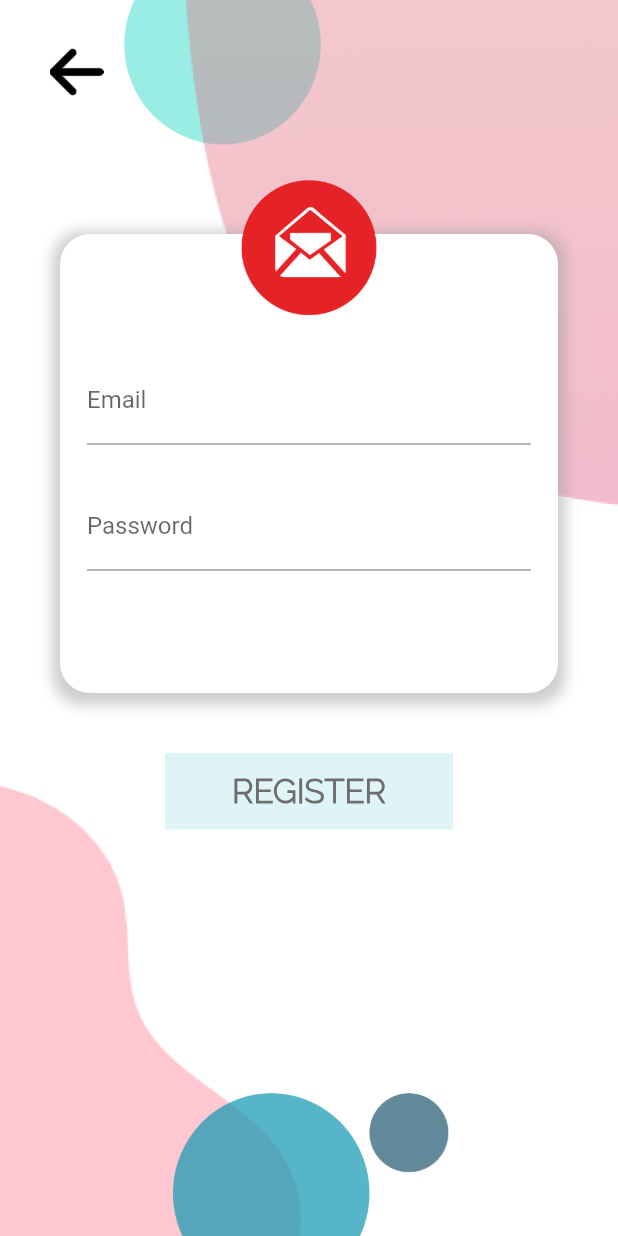
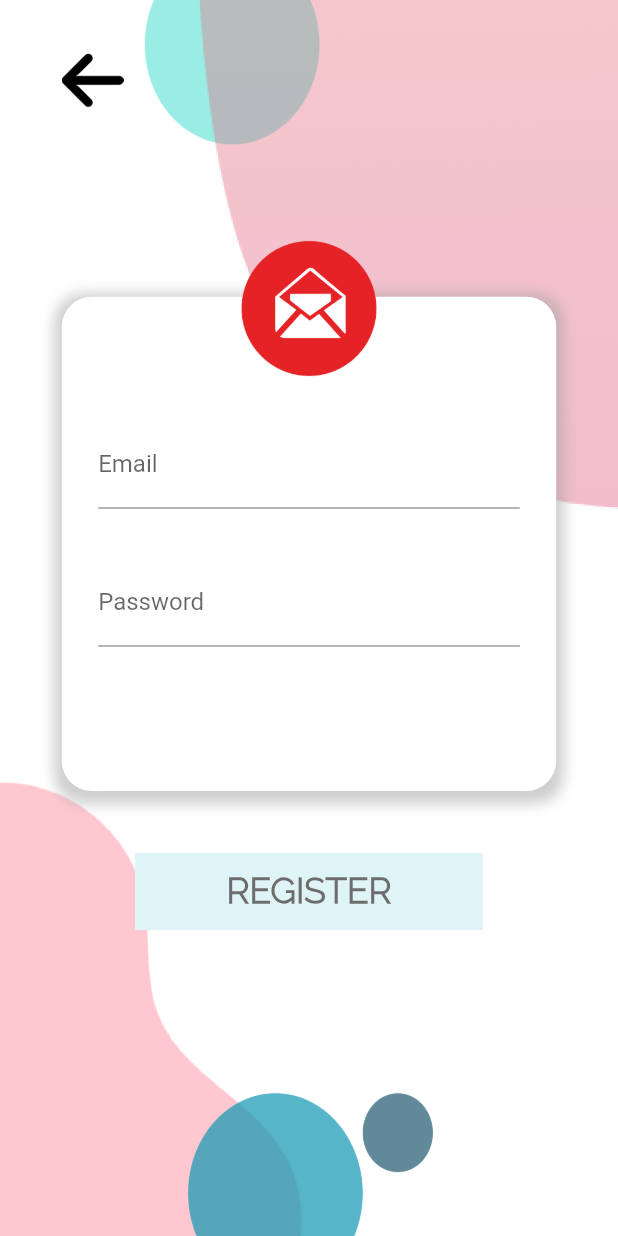
Before and after one commit to IrmaFirma/Cocu-App, a Flutter app: the screen it shows after launch, after a tap on "Get started with Email", on a phone screen of 412 x 824 dp. Run offline on Flutter 3.47's test engine with Material 2 defaults, Android fonts, the phone set to English and light mode, and no system bars; our stand-ins replace circular_check_box, cloud_firestore, date_picker_timeline, firebase_auth, firebase_core, flutter_slidable and 3 more; missing offline and left inert: cloud_firestore_web, firebase_auth_web, firebase_core_web, google_sign_in_web, shared_preferences_web; accounts and stored records are empty; network calls fail.

Commit message:
Media Query and Design

```diff
--- a/lib/app/view/authentication_screens/auth_widgets/email_form_card.dart
+++ b/lib/app/view/authentication_screens/auth_widgets/email_form_card.dart
@@ -14,11 +14,13 @@ class MyCard extends StatelessWidget {
 
   @override
   Widget build(BuildContext context) {
+    double height = MediaQuery.of(context).size.height;
+    double width = MediaQuery.of(context).size.width;
     return SingleChildScrollView(
       child: Container(
-        width: 332,
-        height: 306,
-        margin: EdgeInsets.all(40.0),
+        width: width*0.9,
+        height: height*0.4,
+        margin: EdgeInsets.all(width/10),
         decoration: BoxDecoration(
           borderRadius: BorderRadius.all(Radius.circular(20.0)),
           color: Colors.white,
@@ -31,11 +33,10 @@ class MyCard extends StatelessWidget {
             ),
           ],
         ),
-        child: Column(
-          mainAxisAlignment: MainAxisAlignment.center,
+        child: ListView(
           children: [
             Padding(
-              padding: const EdgeInsets.all(18.0),
+              padding: EdgeInsets.only(left: width/17, right: width/17, top: width/5),
               child: Form(
                 key: formKey,
                 child: Column(
@@ -47,7 +48,7 @@ class MyCard extends StatelessWidget {
                           labelText: 'Email', hintText: 'cocu@cocu.com'),
                     ),
                     SizedBox(
-                      height: 25,
+                      height: height/25,
                     ),
                     TextFormField(
                       obscureText: true,
--- a/lib/app/view/authentication_screens/auth_widgets/email_widget.dart
+++ b/lib/app/view/authentication_screens/auth_widgets/email_widget.dart
@@ -16,24 +16,25 @@ class EmailWidget extends StatelessWidget {
 
   @override
   Widget build(BuildContext context) {
+    double height = MediaQuery.of(context).size.height;
+    double width = MediaQuery.of(context).size.width;
     return Container(
       child: ListView(
         children: [
-          Padding(
-            padding: const EdgeInsets.only(top: 30, right: 310),
-            child: GestureDetector(
-              onTap: () => Navigator.of(context).pop(),
+          GestureDetector(
+            onTap: () => Navigator.of(context).pop(),
+            child: Padding(
+              padding: EdgeInsets.only(right: width*0.7, top: height/25),
               child: Container(
-                height: 36,
-                width: 36,
+                height: height/20,
+                width: width/20,
                 child: Image.asset('assets/arrow.png'),
               ),
             ),
           ),
           Padding(
-            padding: const EdgeInsets.only(top: 50),
+            padding: EdgeInsets.only(top: height/10),
             child: Container(
-              alignment: Alignment.center,
               child: Stack(
                 alignment: Alignment.topCenter,
                 children: [
@@ -46,9 +47,9 @@ class EmailWidget extends StatelessWidget {
           GestureDetector(
             onTap: () => onSignIn(),
             child: Padding(
-              padding: const EdgeInsets.only(left: 110, right: 110),
+              padding: const EdgeInsets.only(left: 90, right: 90),
               child: Container(
-                  height: 51,
+                  height: width/8,
                   decoration: BoxDecoration(
                     color: Color(0xFFDFF4F6),
                   ),
@@ -59,7 +60,7 @@ class EmailWidget extends StatelessWidget {
                       Text(buttonText,
                           style: TextStyle(
                               color: Color(0xFF6E6C6C),
-                              fontSize: 22,
+                              fontSize: height/35,
                               fontWeight: FontWeight.w600,
                               fontFamily: 'Raleway')),
                     ],
--- a/lib/app/view/authentication_screens/email_sign_in_page.dart
+++ b/lib/app/view/authentication_screens/email_sign_in_page.dart
@@ -62,7 +62,7 @@ class _LoginScreenState extends State<LoginScreen> {
         decoration: BoxDecoration(
           image: DecorationImage(
             image: AssetImage('assets/signInBack.png'),
-            fit: BoxFit.cover,
+            fit: BoxFit.fill,
           ),
         ),
         child: Container(
--- a/lib/app/view/authentication_screens/email_sign_up_page.dart
+++ b/lib/app/view/authentication_screens/email_sign_up_page.dart
@@ -41,6 +41,7 @@ class RegisterScreen extends StatelessWidget {
   Widget build(BuildContext context) {
     precacheImage(const AssetImage('assets/signInBack.png'), context);
     precacheImage(const AssetImage('assets/email.png'), context);
+    double h = MediaQuery.of(context).size.height;
     final AuthProvider _authProvider =
         Provider.of<AuthProvider>(context, listen: true);
     return Scaffold(
@@ -49,7 +50,7 @@ class RegisterScreen extends StatelessWidget {
         decoration: BoxDecoration(
           image: DecorationImage(
             image: AssetImage('assets/signInBack.png'),
-            fit: BoxFit.cover,
+            fit: BoxFit.fill,
           ),
         ),
         child: Container(
--- a/lib/app/view/goals_habits/goals_page.dart
+++ b/lib/app/view/goals_habits/goals_page.dart
@@ -86,7 +86,7 @@ class _GoalPageState extends State<GoalPage> {
             image: AssetImage('assets/goalBack.png') != null
                 ? DecorationImage(
                     image: AssetImage('assets/goalBack.png'),
-                    fit: BoxFit.cover,
+                    fit: BoxFit.fill,
                   )
                 : null,
           ),
--- a/lib/app/view/journal/journal_page.dart
+++ b/lib/app/view/journal/journal_page.dart
@@ -88,7 +88,7 @@ class _JournalPageState extends State<JournalPage> {
             image: AssetImage('assets/todoBack.png') != null
                 ? DecorationImage(
                     image: AssetImage('assets/todoBack.png'),
-                    fit: BoxFit.cover,
+                    fit: BoxFit.fill,
                   )
                 : null,
           ),
--- a/lib/app/view/todo/todo_page.dart
+++ b/lib/app/view/todo/todo_page.dart
@@ -119,7 +119,7 @@ class _TodoPageState extends State<TodoPage> {
             image: AssetImage('assets/todoBack.png') != null
                 ? DecorationImage(
                     image: AssetImage('assets/todoBack.png'),
-                    fit: BoxFit.cover,
+                    fit: BoxFit.fill,
                   )
                 : null,
           ),
--- a/lib/app/view/todo/todo_widgets/build_todo_home_widget.dart
+++ b/lib/app/view/todo/todo_widgets/build_todo_home_widget.dart
@@ -25,11 +25,14 @@ class BuildTodoHome extends StatelessWidget {
         Provider.of<TodoProvider>(context, listen: true).todoModels;
     final TodoProvider todoProvider =
         Provider.of<TodoProvider>(context, listen: true);
+    double h = MediaQuery.of(context).size.height;
+    double width = MediaQuery.of(context).size.width;
     return Column(
       mainAxisAlignment: MainAxisAlignment.center,
       children: <Widget>[
         Padding(
-          padding: const EdgeInsets.all(8.0),
+          padding: EdgeInsets.all(width / 35),
+          child: Container(
             child: DatePicker(
               DateTime.now(),
               initialSelectedDate: DateTime.now(),
@@ -39,23 +42,22 @@ class BuildTodoHome extends StatelessWidget {
                   color: Color(0xFF696b6e),
                   fontSize: 22,
                   fontWeight: FontWeight.bold),
-            height: 80,
+              height: h / 8,
             ),
           ),
-        SizedBox(height: 10),
+        ),
         Expanded(
           child: ListView(
             children: [
-              SizedBox(height: 15),
               todos.isEmpty
                   ? Column(
                       children: [
                         Padding(
-                          padding: const EdgeInsets.only(top: 60),
+                          padding: EdgeInsets.only(top: h / 10),
                           child: Container(
-                              height: 150,
-                              width: 150,
-                              child: Image.asset('assets/emptyTodo.png')),
+                              height: h / 5,
+                              width: width / 2,
+                              child: Image.asset('assets/list.png')),
                         ),
                         SizedBox(
                           height: 10,
@@ -86,9 +88,20 @@ class BuildTodoHome extends StatelessWidget {
                         return ClipRRect(
                           child: Row(
                             children: [
-                              Padding(
-                                padding: const EdgeInsets.only(
-                                    top: 10, left: 12, right: 12),
+                              Container(
+                                padding: leadingDate == '1' ||
+                                        leadingDate == '2' ||
+                                        leadingDate == '3' ||
+                                        leadingDate == '4' ||
+                                        leadingDate == '5' ||
+                                        leadingDate == '6' ||
+                                        leadingDate == '7' ||
+                                        leadingDate == '8' ||
+                                        leadingDate == '9'
+                                    ? EdgeInsets.only(
+                                        left: width / 19, right: width / 19)
+                                    : EdgeInsets.only(
+                                        left: width / 41, right: width / 41),
                                 child: Text(
                                   leadingDate,
                                   style: TextStyle(
@@ -99,8 +112,6 @@ class BuildTodoHome extends StatelessWidget {
                                 ),
                               ),
                               Expanded(
-                                child: Padding(
-                                  padding: const EdgeInsets.only(right: 10),
                                 child: Container(
                                   height: 75,
                                   child: Card(
@@ -129,7 +140,6 @@ class BuildTodoHome extends StatelessWidget {
                                                       (_) => showDialog(
                                                         context: context,
                                                         builder: (BuildContext
-
                                                             context) {
                                                           return Padding(
                                                             padding:
@@ -146,8 +156,8 @@ class BuildTodoHome extends StatelessWidget {
                                                                         .topCenter,
                                                                 children: [
                                                                   CongratulationsDialog(
-                                                                      todoName:
-                                                                          todo.title,
+                                                                    todoName: todo
+                                                                        .title,
                                                                   ),
                                                                   Avatar(
                                                                     photoURL:
@@ -164,15 +174,12 @@ class BuildTodoHome extends StatelessWidget {
                                                                 getInitialData(),
                                                           )
                                                           .catchError(
-                                                              (error) =>
-                                                                  Padding(
+                                                            (error) => Padding(
                                                               padding:
                                                                   const EdgeInsets
                                                                           .only(
-                                                                        top:
-                                                                            50),
-                                                                child:
-                                                                    Container(
+                                                                      top: 50),
+                                                              child: Container(
                                                                 alignment:
                                                                     Alignment
                                                                         .center,
@@ -270,7 +277,6 @@ class BuildTodoHome extends StatelessWidget {
                                   ),
                                 ),
                               ),
-                              ),
                             ],
                           ),
                         );
--- a/lib/app/view/user_info_page.dart
+++ b/lib/app/view/user_info_page.dart
@@ -113,7 +113,7 @@ class _UserInfoPageState extends State<UserInfoPage> {
             decoration: BoxDecoration(
               image: DecorationImage(
                 image: AssetImage('assets/userBack.png'),
-                fit: BoxFit.cover,
+                fit: BoxFit.fill,
               ),
             ),
             child: Padding(
--- a/lib/app/view/welcome_page.dart
+++ b/lib/app/view/welcome_page.dart
@@ -32,11 +32,11 @@ class WelcomePage extends StatelessWidget {
             builder: (context) => LoginScreen(), fullscreenDialog: true));
   }
 
-  Future<void> signInWithGoogle(BuildContext context,
-      AuthProvider authProvider) async {
+  Future<void> signInWithGoogle(
+      BuildContext context, AuthProvider authProvider) async {
     try {
       await authProvider.signInWithGoogle(context: context).then(
-            (_) async {
+        (_) async {
           Navigator.of(context).push(
             MaterialPageRoute(
               builder: (context) => TodoPage(),
@@ -50,23 +50,24 @@ class WelcomePage extends StatelessWidget {
     }
   }
 
-
   @override
   Widget build(BuildContext context) {
     precacheImage(const AssetImage('assets/welcomeBackk.jpg'), context);
     final AuthProvider _authProvider =
-    Provider.of<AuthProvider>(context, listen: true);
+        Provider.of<AuthProvider>(context, listen: true);
+    //media query height
+    double height = MediaQuery.of(context).size.height;
     return Scaffold(
       resizeToAvoidBottomInset: false,
       backgroundColor: Colors.grey[200],
       body: Container(
           decoration: BoxDecoration(
               image: DecorationImage(
-                image: const AssetImage('assets/welcomeBackk.jpg'),
-                fit: BoxFit.cover,
-              )),
+            image: const AssetImage('assets/welcomeBackk.jpg'),
+            fit: BoxFit.fill,
+          )),
           child: Container(
-              padding: EdgeInsets.only(top: 430),
+            padding: EdgeInsets.only(top: height * 0.55),
               child: BuildWelcome(
                 onSignIn: () => _navigateToLoginWithEmail(context),
                 onGoogle: () => signInWithGoogle(context, _authProvider),
--- a/lib/main.dart
+++ b/lib/main.dart
@@ -1,25 +1,63 @@
 import 'package:firebase_core/firebase_core.dart';
 import 'package:flutter/material.dart';
+import 'package:flutter/services.dart';
 import 'package:provider/provider.dart';
+import 'package:splashscreen/splashscreen.dart';
 import 'package:working_project/app/providers/auth_provider.dart';
 import 'package:working_project/app/providers/goal_provider.dart';
 import 'package:working_project/app/providers/habits_provider.dart';
 import 'package:working_project/app/providers/journal_provider.dart';
 import 'package:working_project/app/providers/todo_provider.dart';
-import 'package:working_project/app/view/cocu_splash.dart';
+import 'package:working_project/app/utils/shared_preferences.dart';
+
+import 'app/view/todo/todo_page.dart';
+import 'app/view/welcome_page.dart';
 
 Future<void> main() async {
   WidgetsFlutterBinding.ensureInitialized();
   await Firebase.initializeApp();
+  SystemChrome.setPreferredOrientations([
+    DeviceOrientation.portraitUp,
+    DeviceOrientation.portraitDown,
+  ]);
   runApp(MyApp());
 }
 
+//TODO QUERY TOUCH UPS
+//TODO RENAME APP FILES AND NAMES
+//TODO REFACTOR DESIGN AND LOGIC
+//TODO GOAL MAKEOVER
+//TODO JOURNAL MAKEOVER
+//TODO HABIT MAKEOVER
+//TODO HOME MAKEOVER
+//TODO SIGN IN SIGN UP TOUCH UP
+//TODO PAGE ANOTHER CALENDAR STYLE, LIST TODO FRESH UP
 class MyApp extends StatefulWidget {
   @override
   _MyAppState createState() => _MyAppState();
 }
 
 class _MyAppState extends State<MyApp> {
+  bool isLogged = false;
+
+  SharedPrefs sharedPrefs = SharedPrefs();
+
+  Future<void> autoLogin() async {
+    final String userId = await sharedPrefs.readUserID();
+    if (userId.isNotEmpty) {
+      sharedPrefs.setIsLoggedTrue();
+      isLogged = await sharedPrefs.readIsLogged();
+      return;
+    }
+  }
+
+  @override
+  void initState() {
+    // TODO: implement initState
+    super.initState();
+    autoLogin().then((_) => setState(() {}));
+  }
+
   @override
   Widget build(BuildContext context) {
     return MultiProvider(
@@ -36,7 +74,16 @@ class _MyAppState extends State<MyApp> {
             create: (BuildContext context) => HabitProvider()),
       ],
       child: MaterialApp(
-        home: CocuSplash(),
+        home: SplashScreen(
+            seconds: 3,
+            navigateAfterSeconds: isLogged
+                ? TodoPage()
+                :  WelcomePageBuilder(),
+            image: Image.asset('assets/cocuBack.png'),
+            backgroundColor: Color(0xFF6FCED5),
+            styleTextUnderTheLoader: new TextStyle(),
+            photoSize: 200.0,
+            loaderColor: Colors.white),
       ),
     );
   }
--- a/lib/widgets/welcome_widgets/sign_in_widget.dart
+++ b/lib/widgets/welcome_widgets/sign_in_widget.dart
@@ -14,16 +14,18 @@ class BuildWelcome extends StatelessWidget {
 
   @override
   Widget build(BuildContext context) {
-    return Container(
+    double width = MediaQuery.of(context).size.width;
+    double height = MediaQuery.of(context).size.height;
+    return Padding(
+      padding: EdgeInsets.only(left: width / 7, right: width / 7),
+      child: Container(
         child: Column(
-        children: [
-          Column(
           children: [
             Text(
               'Welcome to Cocu',
               style: TextStyle(
                   color: Color(0xFF505050),
-                    fontSize: 30,
+                  fontSize: height / 25,
                   fontFamily: 'Segoe'),
             ),
             Text(
@@ -31,19 +33,15 @@ class BuildWelcome extends StatelessWidget {
               style: TextStyle(
                   color: Color(0xFF6E6C6C),
                   fontFamily: 'Segoe',
-                    fontSize: 20),
-              ),
-            ],
+                  fontSize: height / 40),
             ),
             SizedBox(
-            height: 25,
+              height: height/30,
             ),
-          Padding(
-            padding: EdgeInsets.only(left: 50, right: 50),
-            child: GestureDetector(
+            GestureDetector(
               onTap: () => onGoogle(),
               child: Container(
-                  height: 51,
+                  height: width / 8,
                   decoration: BoxDecoration(
                     color: Color(0xFF6FCED5),
                     boxShadow: [
@@ -62,10 +60,9 @@ class BuildWelcome extends StatelessWidget {
                       Row(
                         children: [
                           Container(
-                            padding: EdgeInsets.only(left: 15),
-                            child: Image.asset('assets/google.png'),
-                            height: 45,
-                            width: 45,
+                            child: Text(''), //TODO GOOGLE ICON
+                            height: height / 16,
+                            width: width / 16,
                           ),
                           SizedBox(
                             width: 15,
@@ -73,23 +70,20 @@ class BuildWelcome extends StatelessWidget {
                           Text('Get started with Google',
                               style: TextStyle(
                                   color: Color(0xFFf7f5f5),
-                                  fontSize: 18,
+                                  fontSize: height / 45,
                                   fontFamily: 'Segoe')),
                         ],
                       ),
                     ],
                   )),
             ),
+            SizedBox(
+              height: height/45,
             ),
-          SizedBox(
-            height: 15,
-          ),
-          Padding(
-            padding: EdgeInsets.only(left: 50, right: 50),
-            child: GestureDetector(
+            GestureDetector(
               onTap: () => onRegister(),
               child: Container(
-                  height: 51,
+                  height: width / 8,
                   decoration: BoxDecoration(
                     color: Color(0xFF6FCED5),
                     boxShadow: [
@@ -108,10 +102,9 @@ class BuildWelcome extends StatelessWidget {
                       Row(
                         children: [
                           Container(
-                            padding: EdgeInsets.only(left: 10),
-                            child: Image.asset('assets/email.png'),
-                            height: 50,
-                            width: 50,
+                            child: Text(''), //TODO EMAIL ICON SAME SIZE AS GOOGLE
+                            height: height / 16,
+                            width: width / 16,
                           ),
                           SizedBox(
                             width: 10,
@@ -119,23 +112,31 @@ class BuildWelcome extends StatelessWidget {
                           Text('Get started with Email',
                               style: TextStyle(
                                   color: Color(0xFFf7f5f5),
-                                  fontSize: 18,
+                                  fontSize: height / 45,
                                   fontFamily: 'Segoe')),
                         ],
                       ),
                     ],
+
                   )),
             ),
-          ),
-          TextButton(
+            Container(
+              child: TextButton(
                 onPressed: () => onSignIn(),
+                child: Container(
                   child: Text(
                     'Already have an account? Sign In',
-              style: TextStyle(color: Color(0xFF505050), fontFamily: 'Segoe'),
+                    style: TextStyle(
+                        color: Color(0xFF505050),
+                        fontFamily: 'Segoe',
+                        fontSize: height / 55),
+                  ),
+                ),
               ),
             ),
           ],
         ),
+      ),
     );
   }
 }
--- a/pubspec.yaml
+++ b/pubspec.yaml
@@ -40,6 +40,7 @@ dependencies:
   circular_check_box: ^1.0.4
   date_picker_timeline: ^1.2.3
   flutter_datetime_picker: ^1.5.0
+  splashscreen: ^1.3.5
 
 dev_dependencies:
   flutter_test:
```
Also changed, not shown: assets/list.png (added), 1 other file. Lines whose indentation alone changed are shown as unchanged.
